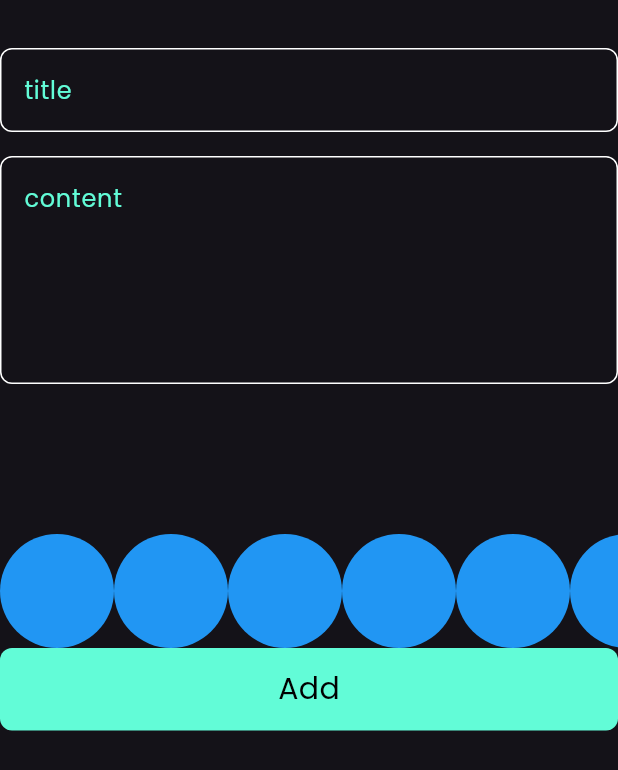
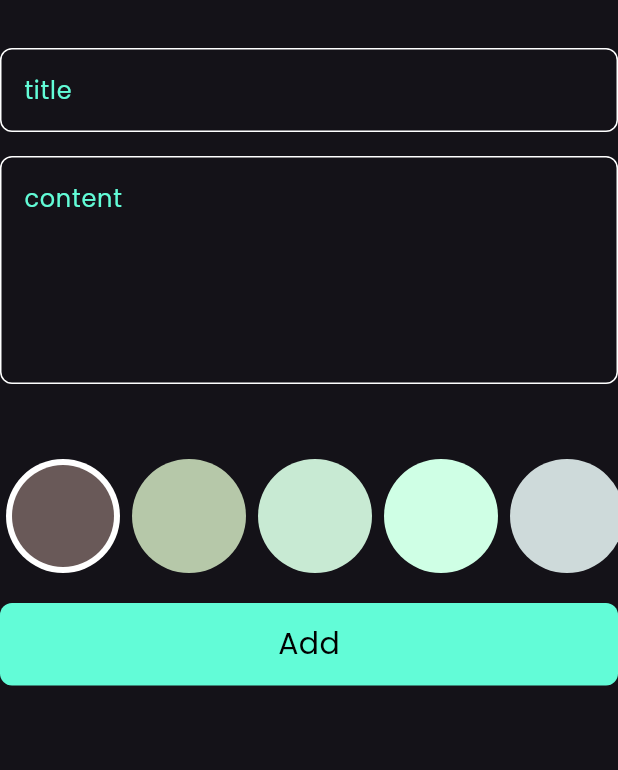
Before and after one commit to Abdelrahman-Hany/notes_app, a Flutter app: the AddNoteForm widget shown alone on an empty page, opened directly, on a phone screen of 412 x 824 dp. Shown: the top 770 px of the screen. Run offline on Flutter 3.47's test engine with Material 3 defaults, Android fonts, the phone set to English and light mode, and no system bars; our stand-ins replace flutter_bloc, font_awesome_flutter, hive, hive_flutter; accounts and stored records are empty.

Commit message:
colors list view part 2

```diff
--- a/lib/widgets/add_note_form.dart
+++ b/lib/widgets/add_note_form.dart
@@ -54,10 +54,14 @@ class _AddNoteFormState extends State<AddNoteForm> {
 
 
           const SizedBox(
-            height: 100,
+            height: 50,
           ),
 
          const ColorsListView(),
+
+        const SizedBox(
+          height: 20,
+         ),
 
           BlocBuilder<AddNoteCubit, AddNoteState>(
             builder: (context, state) {
--- a/lib/widgets/colors_list_view.dart
+++ b/lib/widgets/colors_list_view.dart
@@ -1,31 +1,68 @@
 import 'package:flutter/material.dart';
 
 class ColorItem extends StatelessWidget {
-  const ColorItem({super.key});
+  const ColorItem({super.key, required this.isActive, required this.color});
+
+  final bool isActive;
+
+  final Color color;
 
   @override
   Widget build(BuildContext context) {
-    return const CircleAvatar(
+    return isActive
+        ?  CircleAvatar(
             radius: 38,
-      backgroundColor: Colors.blue,
+            backgroundColor: Colors.white,
+            child: CircleAvatar(
+              radius: 34,
+              backgroundColor: color,
+            ),
+          )
+        :  CircleAvatar(
+            radius: 38,
+            backgroundColor: color,
           );
   }
 }
 
-
-class ColorsListView extends StatelessWidget {
+class ColorsListView extends StatefulWidget {
   const ColorsListView({super.key});
 
   @override
+  State<ColorsListView> createState() => _ColorsListViewState();
+}
+
+class _ColorsListViewState extends State<ColorsListView> {
+  int currentIndex = 0;
+
+  List<Color> colors =const [
+    Color(0xff695958),
+    Color(0xffB6C8A9),
+    Color(0xffC8EAD3),
+    Color(0xffCFFFE5),
+    Color(0xffCEDADA),
+  ];
+  @override
   Widget build(BuildContext context) {
-
     return SizedBox(
-      height: 38*2,
+      height: 38 * 2,
       child: ListView.builder(
-        itemCount: 10,
+          itemCount: colors.length,
           scrollDirection: Axis.horizontal,
           itemBuilder: (context, index) {
-        return const ColorItem();
+            return Padding(
+              padding: const EdgeInsets.symmetric(horizontal: 4),
+              child: GestureDetector(
+                onTap: () {
+                  currentIndex = index;
+                  setState(() {});
+                },
+                child: ColorItem(
+                  color: colors[index],
+                  isActive: currentIndex == index,
+                ),
+              ),
+            );
           }),
     );
   }
```
Lines whose indentation alone changed are shown as unchanged.
